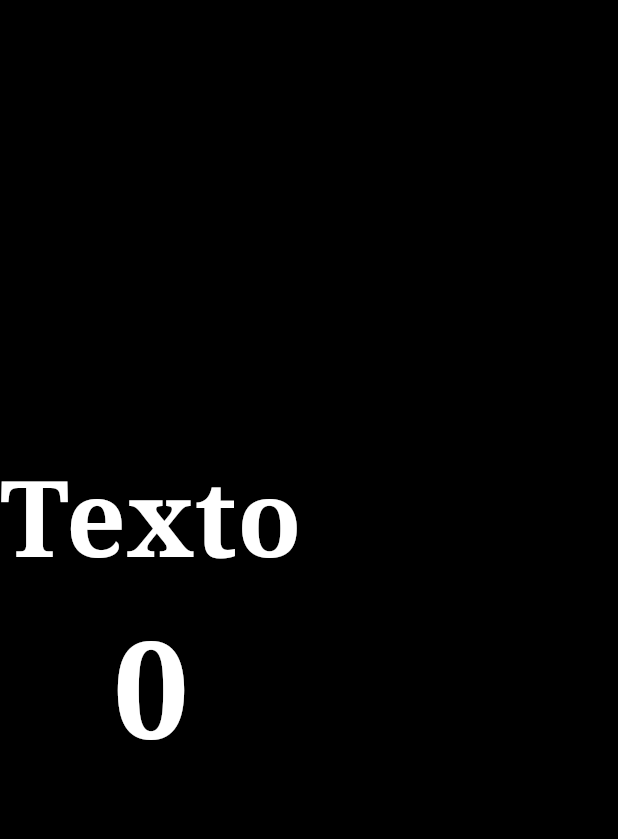
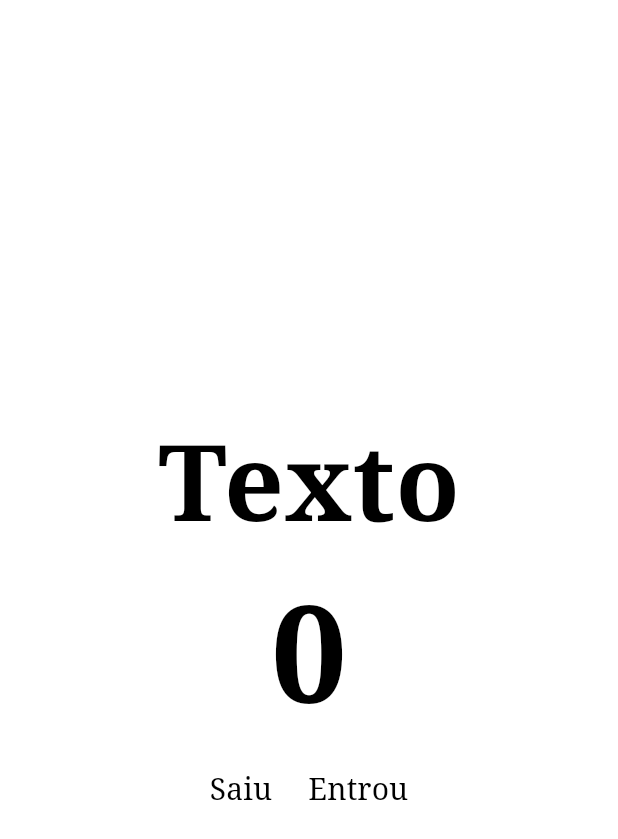
Before and after one commit to Dyest/Projeto-Inicial-Contador-Finalizado, a Flutter app: the screen it shows after launch, on a phone screen of 412 x 824 dp. Shown: the top 839 px of the screen. Run offline on Flutter 3.47's test engine with Material 3 defaults, Android fonts, the phone set to English and light mode, and no system bars.

Commit message:
Button Exit/Enter

```diff
--- a/lib/main.dart
+++ b/lib/main.dart
@@ -18,27 +18,65 @@ class MyApp extends StatelessWidget {
 class HomePage extends StatelessWidget {
   const HomePage({super.key});
 
+  void decrement() {
+    print('decrement');
+  }
+
+  void increment() {
+    print('increment');
+  }
+
   @override
   Widget build(BuildContext context) {
     return Scaffold(
-      backgroundColor: Colors.black,
+      backgroundColor: Colors.white,
       body: Column(
         mainAxisAlignment: MainAxisAlignment.center,
         children: [
+
           Text('Texto',
               style: TextStyle(
                 fontFamily: 'serif',
                 fontSize: 70,
-              color: Colors.white,
-              fontWeight: FontWeight.w800,)),
+                color: Colors.black,
+                fontWeight: FontWeight.w800,
+              )),
+
           Text('0',
               style: TextStyle(
                 fontFamily: 'serif',
                 fontSize: 90,
-              color: Colors.white,
-              fontWeight: FontWeight.w800,))],
+                color: Colors.black,
+                fontWeight: FontWeight.w800,
+              )),
+
+          Row(
+            mainAxisAlignment: MainAxisAlignment.center,
+            children: [
+              TextButton(
+                onPressed: decrement,
+                child: Text('Saiu',
+                    style: TextStyle(
+                      fontFamily: 'serif',
+                      fontSize: 20,
+                      color: Colors.black,
+                    )),
+              ),
+
+              TextButton(
+                onPressed: increment,
+                child: Text('Entrou',
+                    style: TextStyle(
+                      fontFamily: 'serif',
+                      fontSize: 20,
+                      color: Colors.black,
+                    )),
+              ),
+
+            ],
           )
-    ,
+        ],
+      ),
     );
   }
 }
```
Lines whose indentation alone changed are shown as unchanged.
